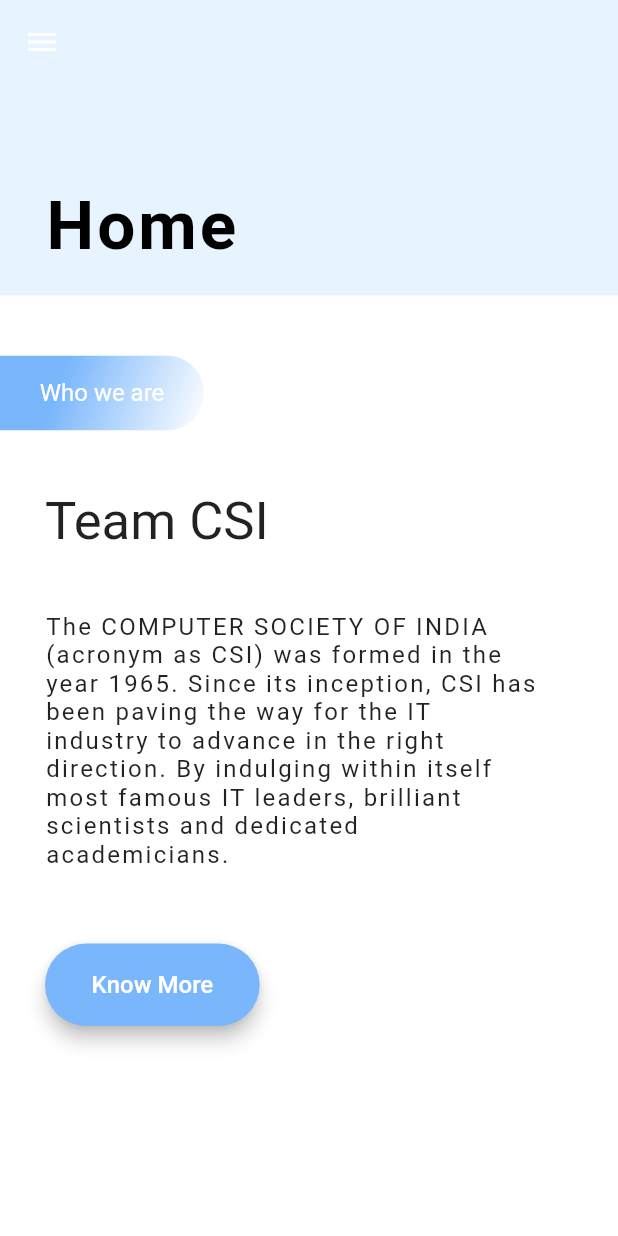
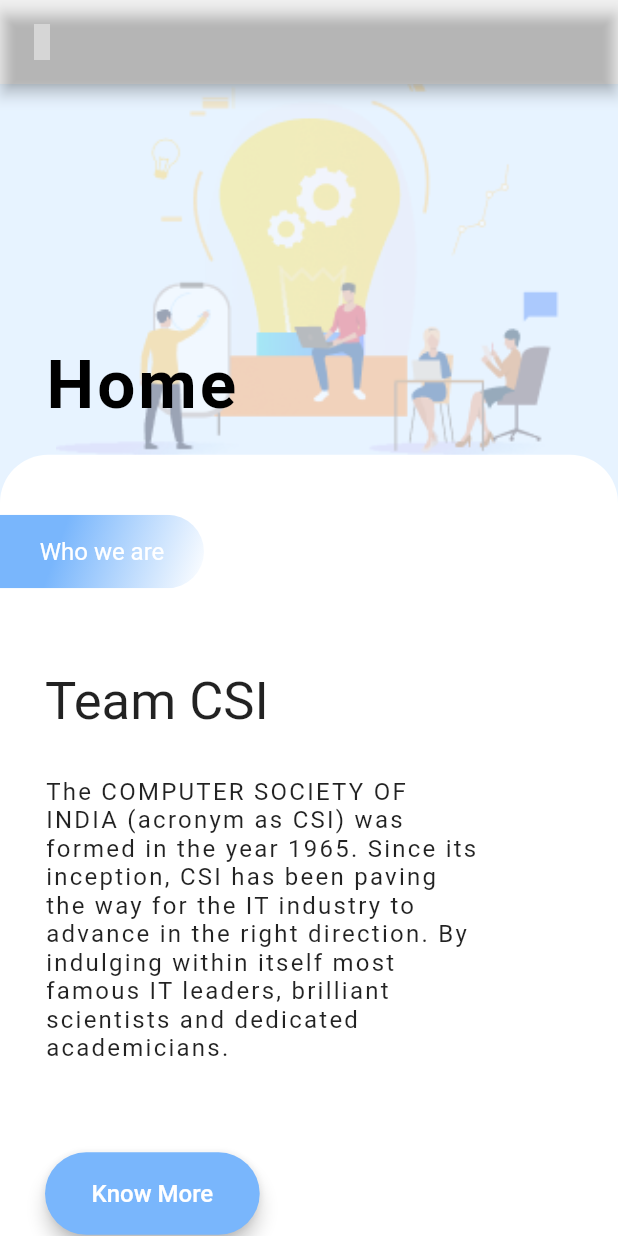
Before and after one commit to xdityxa/CSI-App, a Flutter app: the screen it shows after launch, on a phone screen of 412 x 824 dp. Run offline on Flutter 3.47's test engine with Material 2 defaults, Android fonts, the phone set to English and light mode, and no system bars; our stand-ins replace hexcolor, material_design_icons_flutter; grey boxes are pictures that could not be loaded.

Commit message:
code enhancements

```diff
--- a/lib/main.dart
+++ b/lib/main.dart
@@ -1,4 +1,5 @@
 import 'package:flutter/material.dart';
+import 'package:hexcolor/hexcolor.dart';
 import './screens/home_page_screen.dart';
 
 void main() {
@@ -9,7 +10,10 @@ class MyApp extends StatelessWidget {
   @override
   Widget build(BuildContext context) {
     return MaterialApp(
-      title: 'Flutter Demo',
+      title: 'CSI',
+      theme: ThemeData(
+
+      ),
       home: HomePage(),
     );
   }
--- a/lib/screens/home_page_screen.dart
+++ b/lib/screens/home_page_screen.dart
@@ -1,37 +1,44 @@
 import 'package:flutter/material.dart';
 import 'package:hexcolor/hexcolor.dart';
+// import 'package:flutter_svg/flutter_svg.dart';
+import 'package:material_design_icons_flutter/material_design_icons_flutter.dart';
 
 import '../widgets/app_drawer.dart';
 
 class HomePage extends StatelessWidget {
-  final GlobalKey _scaffoldKey = new GlobalKey();
-
+  final GlobalKey<ScaffoldState> _scaffoldKey = new GlobalKey<ScaffoldState>();
   @override
   Widget build(BuildContext context) {
+    final mediaQuery = MediaQuery.of(context);
     return Scaffold(
       key: _scaffoldKey,
       drawer: AppDrawer(),
       appBar: AppBar(
-        // leading: IconButton(
-        //   icon: Icon(Icons.menu),
-        //   onPressed: (){
-        //     // _scaffoldKey.currentState.openDrawer();
-          // },
-        // ),
-        elevation: 0,
-        // title: Text('Home'),
-        backgroundColor: Hexcolor('#E7F3FF'),
+        leading: IconButton(
+          icon: Icon(MdiIcons.menu),
+          onPressed: null,
         ),
-      body: SafeArea(
-        child: Container(
+        backgroundColor: Colors.transparent,
+      ),
+      body: Stack(
+        children: <Widget>[
+          Container(
+            height: mediaQuery.size.height,
             width: double.infinity,
             color: Hexcolor('#E7F3FF'),
             child: Column(
               mainAxisAlignment: MainAxisAlignment.end,
               children: <Widget>[
                 Container(
+                  height: (mediaQuery.size.height) * 0.3,
                   padding: const EdgeInsets.only(bottom: 20, left: 30),
-                alignment: Alignment.centerLeft,
+                  alignment: Alignment.bottomLeft,
+                  decoration: BoxDecoration(
+                    image: DecorationImage(
+                      image: AssetImage('assets/images/home_page_bg.png'),
+                      fit: BoxFit.contain,
+                    ),
+                  ),
                   child: Text(
                     'Home',
                     style: TextStyle(
@@ -42,30 +49,39 @@ class HomePage extends StatelessWidget {
                   ),
                 ),
                 Container(
-                height: 627,
-                color: Colors.white,
-                width: 500,
-                // alignment: Alignment.topLeft,
+                  height: (mediaQuery.size.height) * 0.7,
+                  width: double.infinity,
+                  decoration: BoxDecoration(
+                      borderRadius: BorderRadius.only(
+                        topRight: Radius.circular(32),
+                        topLeft: Radius.circular(32),
+                      ),
+                      color: Colors.white),
                   child: Column(
-                  // mainAxisAlignment: MainAxisAlignment.spaceAround,
                     crossAxisAlignment: CrossAxisAlignment.start,
                     children: <Widget>[
-                    SizedBox(height: 40),
-                    ClipRRect(
+                      Container(
+                        margin: const EdgeInsets.symmetric(vertical: 40),
+                        child: ClipRRect(
                           borderRadius: BorderRadius.only(
                             topRight: Radius.circular(32),
                             bottomRight: Radius.circular(32),
                           ),
                           child: Container(
                             alignment: Alignment.center,
-                        height: 50,
                             width: 136,
                             decoration: BoxDecoration(
                               gradient: LinearGradient(
                                 colors: [Hexcolor('#79B6FC'), Colors.white],
                                 begin: Alignment.topLeft,
                                 end: Alignment.bottomRight,
-                                stops: [0.3, 1.8])),
+                                stops: [0.3, 1.8],
+                              ),
+                            ),
+                            child: Padding(
+                              padding: const EdgeInsets.symmetric(
+                                vertical: 15,
+                              ),
                               child: Text(
                                 'Who we are',
                                 style: TextStyle(
@@ -73,14 +89,16 @@ class HomePage extends StatelessWidget {
                                   fontSize: 16,
                                 ),
                               ),
-                        // color: Hexcolor('#79B6FC'),
                             ),
                           ),
-                    SizedBox(
-                      height: 40,
                         ),
-                    Padding(
-                      padding: const EdgeInsets.only(left: 30.0),
+                      ),
+                      Container(
+                        margin: const EdgeInsets.only(
+                          left: 30,
+                          top: 15,
+                          bottom: 30,
+                        ),
                         child: Text(
                           'Team CSI',
                           style: TextStyle(
@@ -88,14 +106,11 @@ class HomePage extends StatelessWidget {
                           ),
                         ),
                       ),
-                    SizedBox(
-                      height: 40,
-                    ),
                       Container(
                         margin: EdgeInsets.only(
                           left: 30,
                         ),
-                      width: 330,
+                        width: mediaQuery.size.width * 0.7,
                         child: Text(
                           'The COMPUTER SOCIETY OF INDIA (acronym as CSI) was formed in the year 1965. Since its inception, CSI has been paving the way for the IT industry to advance in the right direction. By indulging within itself most famous IT leaders, brilliant scientists and dedicated academicians.',
                           style: TextStyle(
@@ -104,9 +119,8 @@ class HomePage extends StatelessWidget {
                           ),
                         ),
                       ),
-                    SizedBox(height: 50),
                       Container(
-                      margin: EdgeInsets.only(left: 30),
+                        margin: EdgeInsets.only(left: 30, top: 60),
                         child: RaisedButton(
                           child: Padding(
                             padding: const EdgeInsets.symmetric(
@@ -115,7 +129,8 @@ class HomePage extends StatelessWidget {
                             ),
                             child: Text(
                               'Know More',
-                            style: TextStyle(color: Colors.white, fontSize: 16),
+                              style:
+                                  TextStyle(color: Colors.white, fontSize: 16),
                             ),
                           ),
                           shape: RoundedRectangleBorder(
@@ -124,7 +139,7 @@ class HomePage extends StatelessWidget {
                           elevation: 5,
                           color: Hexcolor('#79B6FC'),
                           onPressed: () {
-                          //...
+                            _scaffoldKey.currentState.openDrawer();
                           },
                         ),
                       ),
@@ -134,6 +149,7 @@ class HomePage extends StatelessWidget {
               ],
             ),
           ),
+        ],
       ),
     );
   }
```
Also changed, not shown: pubspec.yaml (+12 -11 lines), assets/fonts/Poppins-Bold.ttf (added), assets/fonts/Poppins-Light.ttf (added), assets/fonts/Poppins-Medium.ttf (added), assets/fonts/Poppins-Regular.ttf (added), assets/icons/MyFlutterApp.ttf (added), assets/images/home_page_bg.png (added), assets/images/our feature page bg.png (added), pubspec.lock. Lines whose indentation alone changed are shown as unchanged.
